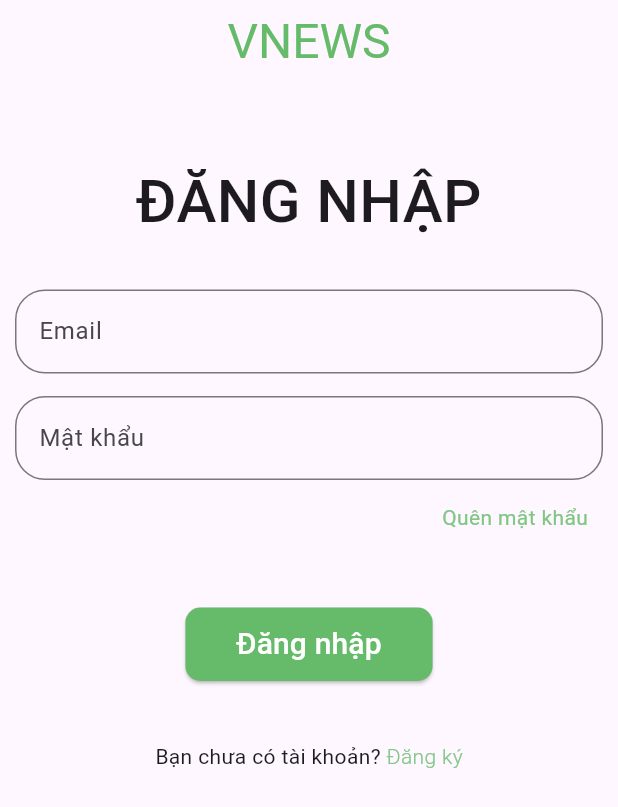
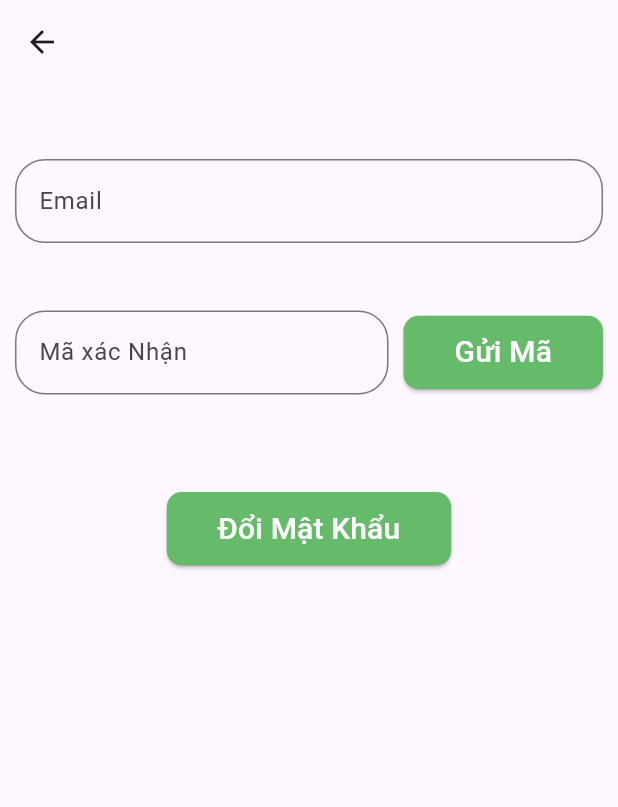
Before and after one commit to NguyenTanPhuoc123/NEWSAPP, a Flutter app: the screen it shows after launch, after a tap on "Quên mật khẩu", on a phone screen of 412 x 824 dp. Shown: the top 807 px of the screen. Run offline on Flutter 3.47's test engine with Material 3 defaults, Android fonts, the phone set to English and light mode, and no system bars.

```diff
--- a/lib/main.dart
+++ b/lib/main.dart
@@ -1,4 +1,9 @@
+import 'package:doandidong/views/forgotpasswordscreen.dart';
+import 'package:doandidong/views/inputnewpasswordscreen.dart';
 import 'package:doandidong/views/loginscreen.dart';
+import 'package:doandidong/views/mainapp.dart';
+import 'package:doandidong/views/inforegisterScreen.dart';
+import 'package:doandidong/views/resgisterscreen.dart';
 import 'package:flutter/material.dart';
 
 void main() {
@@ -17,7 +22,7 @@ class MyApp extends StatelessWidget {
         colorScheme: ColorScheme.fromSeed(seedColor: Colors.deepPurple),
         useMaterial3: true,
       ),
-      home: const LoginScreen(),
+      home: LoginScreen(),
     );
   }
 }
--- /dev/null
+++ b/lib/views/forgotpasswordscreen.dart
@@ -0,0 +1,109 @@
+import 'package:doandidong/views/inputnewpasswordscreen.dart';
+import 'package:doandidong/views/loginscreen.dart';
+import 'package:flutter/material.dart';
+
+class ForgotPasswordScreen extends StatefulWidget {
+  const ForgotPasswordScreen({super.key});
+
+  @override
+  State<ForgotPasswordScreen> createState() => _ForgotPasswordScreenState();
+}
+
+class _ForgotPasswordScreenState extends State<ForgotPasswordScreen> {
+  @override
+  Widget build(BuildContext context) {
+    return Scaffold(
+      appBar: AppBar(
+          leading: IconButton(
+          icon: Icon(Icons.arrow_back),
+          onPressed: () {
+            /// chuyển hướng về trang đăng ký
+            Navigator.pushReplacement(
+            context,
+            MaterialPageRoute(
+              builder: (context) => LoginScreen(),
+            ),
+          );
+          },
+        )
+      ),
+      body: SingleChildScrollView(
+        child: Column(
+          mainAxisAlignment: MainAxisAlignment.center,
+          children: [
+            const SizedBox(height: 50),
+            Form(
+              child:Column(
+                children: [
+                  Container(
+                    margin: const EdgeInsets.fromLTRB(10,0,10,15),
+                    child: TextFormField(
+                      decoration: InputDecoration(
+                        labelText: "Email",
+                        fillColor: Colors.blueGrey[100],
+                        border: OutlineInputBorder(
+                          borderRadius: BorderRadius.circular(20),
+                        )
+                      ),
+                    ),
+                  ),
+                  SizedBox(height: 30,),
+                  Container(
+                    margin: const EdgeInsets.fromLTRB(10, 0, 10, 15),
+                    child: Row(
+                      children: [
+                        Expanded(
+                          child: TextFormField(
+                            decoration: InputDecoration(
+                              labelText: "Mã xác Nhận",
+                              fillColor: Colors.blueGrey[100],
+                              border: OutlineInputBorder(
+                                borderRadius: BorderRadius.circular(20),
+                              ),
+                            ),
+                          ),
+                        ),
+                        SizedBox(width: 10),
+                        ElevatedButton(onPressed: (){},
+                        style: ElevatedButton.styleFrom(backgroundColor: Colors.green[400],
+                        shape:RoundedRectangleBorder(borderRadius: BorderRadius.circular(10))
+                        ),
+                          child: Container(
+                              padding: const EdgeInsets.all(10),
+                              child: const Text("Gửi Mã",
+                              style: TextStyle(color: Colors.white,fontSize: 20,fontWeight: FontWeight.w500),
+                              ),
+                            )
+                          ),
+                      ],
+                    ),
+                  ),
+                ],
+              )
+            ),
+            const SizedBox(height: 50,),
+            ElevatedButton(onPressed: (){
+              // chuyển sang màn hình nhập lại mật khẩu
+              Navigator.push(
+              context,
+              MaterialPageRoute(
+                builder: (context) => InpuNewPassWordScreeen(),
+              ),
+            );
+            },
+            style: ElevatedButton.styleFrom(backgroundColor: Colors.green[400],
+            shape:RoundedRectangleBorder(borderRadius: BorderRadius.circular(10))
+            ),
+            child: Container(
+              padding: const EdgeInsets.all(10),
+              child: const Text("Đổi Mật Khẩu",
+              style: TextStyle(color: Colors.white,fontSize: 20,fontWeight: FontWeight.w500),
+              ),
+            )
+            ),
+          ],
+        ),
+      ),
+    );
+  }
+}
--- a/lib/views/loginscreen.dart
+++ b/lib/views/loginscreen.dart
@@ -1,3 +1,5 @@
+import 'package:doandidong/views/forgotpasswordscreen.dart';
+import 'package:doandidong/views/resgisterscreen.dart';
 import 'package:flutter/material.dart';
 
 class LoginScreen extends StatefulWidget {
@@ -12,6 +14,7 @@ class _LoginScreenState extends State<LoginScreen> {
   Widget build(BuildContext context) {
     return Scaffold(
       appBar: AppBar(
+        automaticallyImplyLeading: false,
         title: Text('VNEWS',style: TextStyle(
           color:Colors.green[400],
           fontSize: 32,
@@ -67,7 +70,15 @@ class _LoginScreenState extends State<LoginScreen> {
               children: [
                 InkWell(
                   child: Text("Quên mật khẩu",style: TextStyle(color: Colors.green[300]),),
-                  onTap: (){},
+                  onTap: (){
+                    // chuyển hướng sang màn hình forgotpassword
+                    Navigator.pushReplacement(
+                    context,
+                    MaterialPageRoute(
+                      builder: (context) => ForgotPasswordScreen(),
+                    ),
+                  );
+                  },
                 ),
                 const SizedBox(width: 20)
               ],
@@ -90,7 +101,15 @@ class _LoginScreenState extends State<LoginScreen> {
               children: [
                 Text("Bạn chưa có tài khoản? "),
                 InkWell(
-                  onTap: (){},
+                  onTap: (){
+                    // chuyển sang màn hình đăng ký
+                    Navigator.pushReplacement(
+                    context,
+                    MaterialPageRoute(
+                      builder: (context) => ResgisterScreen(),
+                    ),
+                  );
+                  },
                   child: Text("Đăng ký",style: TextStyle(color: Colors.green[300],fontWeight: FontWeight.w300),),
                 )
               ],
```
Also changed, not shown: lib/views/homescreenbody.dart (+12 -0 lines), lib/views/inforegisterScreen.dart (added, +120 -0 lines), lib/views/inputnewpasswordscreen.dart (added, +90 -0 lines), lib/views/mainapp.dart (+0 -13 lines), lib/views/resgisterscreen.dart (added, +137 -0 lines).
